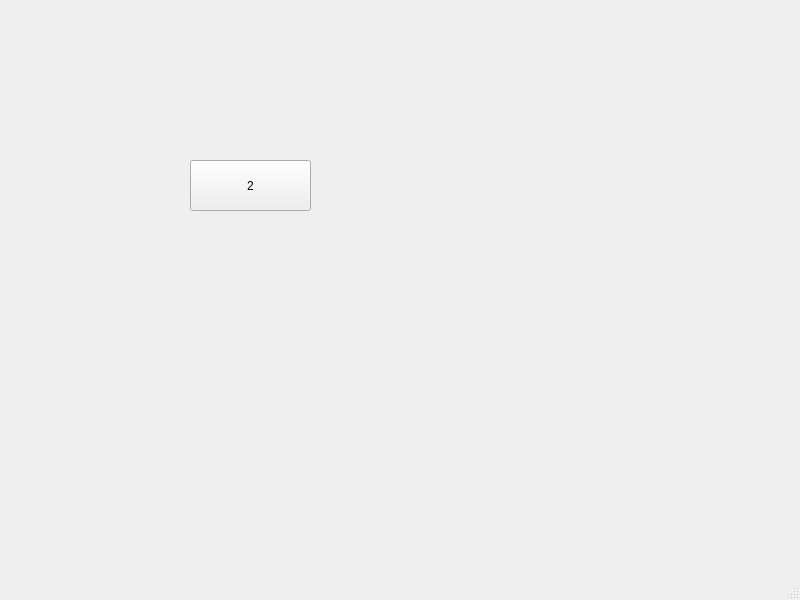
This is mainwindow.ui in Molodid-Tyshchenko/qt-monopoly- as Qt 5 draws it before an edit. The edited form follows.
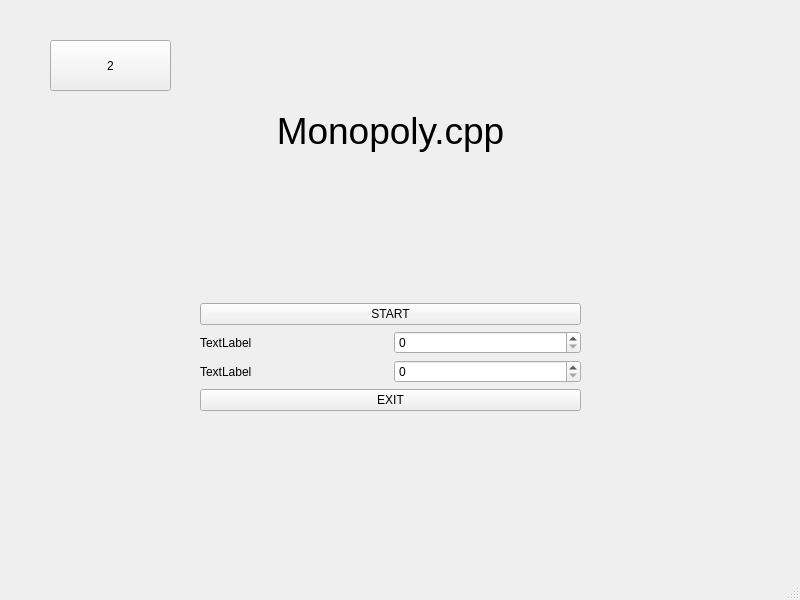
This is the edited form.

Diff of the .ui file:
```diff
--- a/mainwindow.ui
+++ b/mainwindow.ui
@@ -17,8 +17,8 @@
    <widget class="QPushButton" name="pushButton">
     <property name="geometry">
      <rect>
-      <x>190</x>
-      <y>160</y>
+      <x>50</x>
+      <y>40</y>
       <width>121</width>
       <height>51</height>
      </rect>
@@ -27,6 +27,95 @@
      <string>2</string>
     </property>
    </widget>
+   <widget class="QWidget" name="">
+    <property name="geometry">
+     <rect>
+      <x>200</x>
+      <y>110</y>
+      <width>381</width>
+      <height>301</height>
+     </rect>
+    </property>
+    <layout class="QVBoxLayout" name="verticalLayout_3">
+     <item>
+      <widget class="QLabel" name="label_3">
+       <property name="font">
+        <font>
+         <pointsize>28</pointsize>
+        </font>
+       </property>
+       <property name="text">
+        <string>Monopoly.cpp</string>
+       </property>
+       <property name="alignment">
+        <set>Qt::AlignCenter</set>
+       </property>
+      </widget>
+     </item>
+     <item>
+      <spacer name="verticalSpacer">
+       <property name="orientation">
+        <enum>Qt::Vertical</enum>
+       </property>
+       <property name="sizeHint" stdset="0">
+        <size>
+         <width>20</width>
+         <height>200</height>
+        </size>
+       </property>
+      </spacer>
+     </item>
+     <item>
+      <layout class="QVBoxLayout" name="verticalLayout_2">
+       <item>
+        <widget class="QPushButton" name="pushButton_2">
+         <property name="enabled">
+          <bool>true</bool>
+         </property>
+         <property name="text">
+          <string>START</string>
+         </property>
+        </widget>
+       </item>
+       <item>
+        <layout class="QHBoxLayout" name="horizontalLayout">
+         <item>
+          <widget class="QLabel" name="label">
+           <property name="text">
+            <string>TextLabel</string>
+           </property>
+          </widget>
+         </item>
+         <item>
+          <widget class="QSpinBox" name="spinBox"/>
+         </item>
+        </layout>
+       </item>
+       <item>
+        <layout class="QHBoxLayout" name="horizontalLayout_2">
+         <item>
+          <widget class="QLabel" name="label_2">
+           <property name="text">
+            <string>TextLabel</string>
+           </property>
+          </widget>
+         </item>
+         <item>
+          <widget class="QSpinBox" name="spinBox_2"/>
+         </item>
+        </layout>
+       </item>
+       <item>
+        <widget class="QPushButton" name="pushButton_3">
+         <property name="text">
+          <string>EXIT</string>
+         </property>
+        </widget>
+       </item>
+      </layout>
+     </item>
+    </layout>
+   </widget>
   </widget>
   <widget class="QMenuBar" name="menubar">
    <property name="geometry">
```
Left out of the diff: 2 changed lines with no effect on the pictures.
